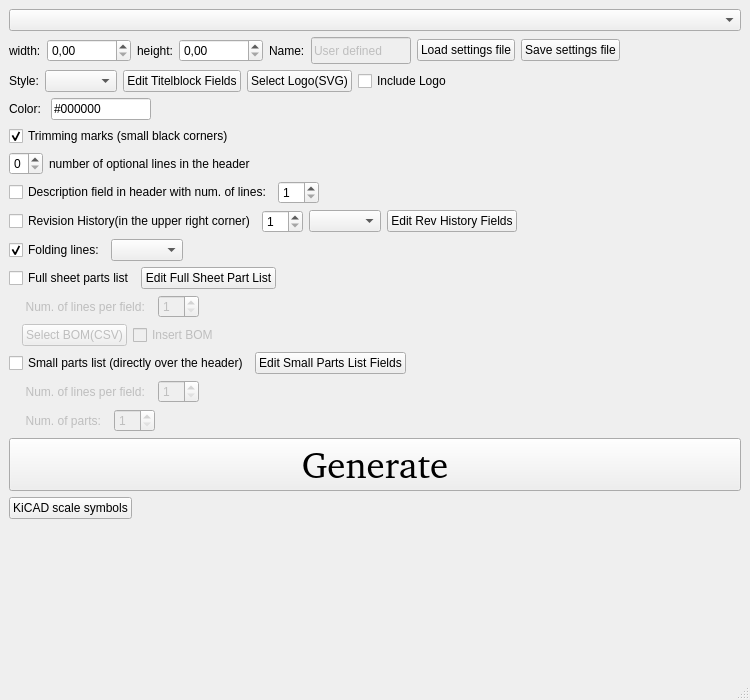
Above: Src/mainwindow.ui from tobiasfalk/KiCAD-FreeCAD-TechDraw-Template-Generator before the change. Below: the same form after it.
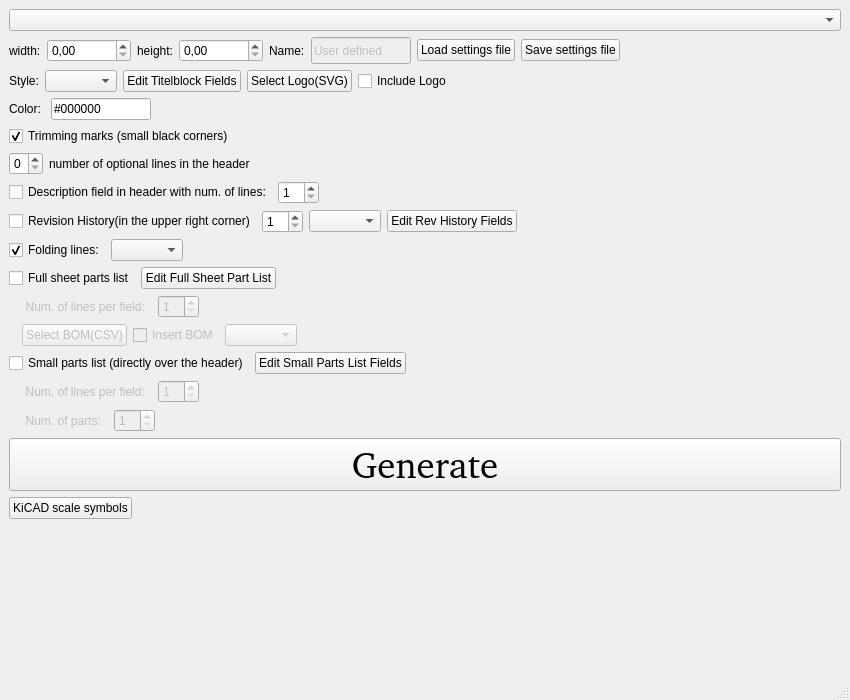
That is the form after the change.

Diff of the .ui file:
```diff
--- a/Src/mainwindow.ui
+++ b/Src/mainwindow.ui
@@ -9,19 +9,19 @@
    <rect>
     <x>0</x>
     <y>0</y>
-    <width>750</width>
+    <width>850</width>
     <height>700</height>
    </rect>
   </property>
   <property name="minimumSize">
    <size>
-    <width>750</width>
+    <width>850</width>
     <height>700</height>
    </size>
   </property>
   <property name="maximumSize">
    <size>
-    <width>750</width>
+    <width>850</width>
     <height>700</height>
    </size>
   </property>
@@ -480,6 +480,13 @@
         </property>
        </widget>
       </item>
+      <item>
+       <widget class="QComboBox" name="csvBOMComboBox">
+        <property name="enabled">
+         <bool>false</bool>
+        </property>
+       </widget>
+      </item>
       <item>
        <spacer name="horizontalSpacer_5">
         <property name="orientation">
```
Left out of the diff: 6 changed lines with no effect on the pictures.
